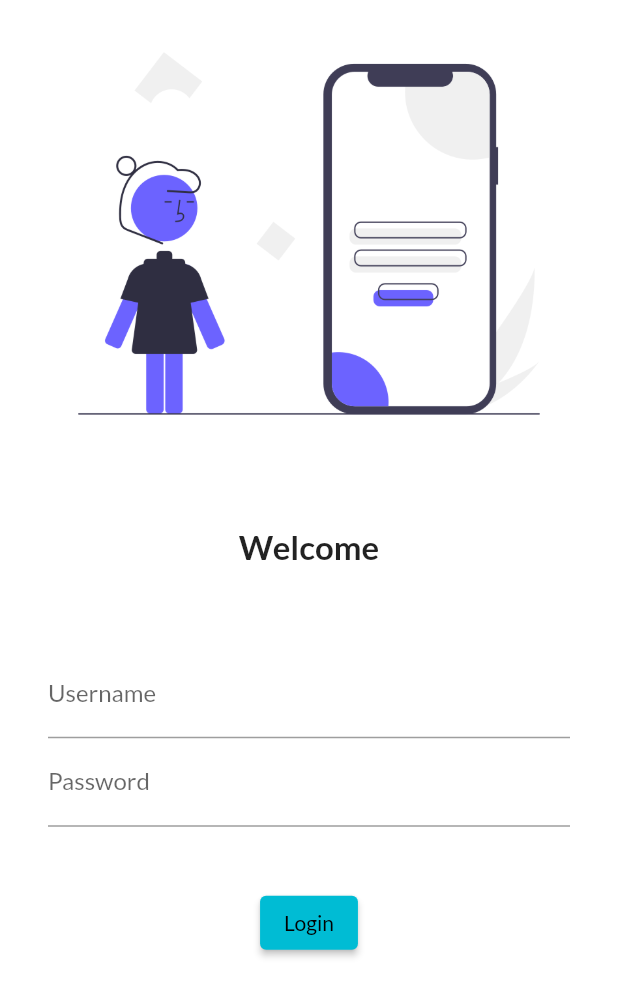
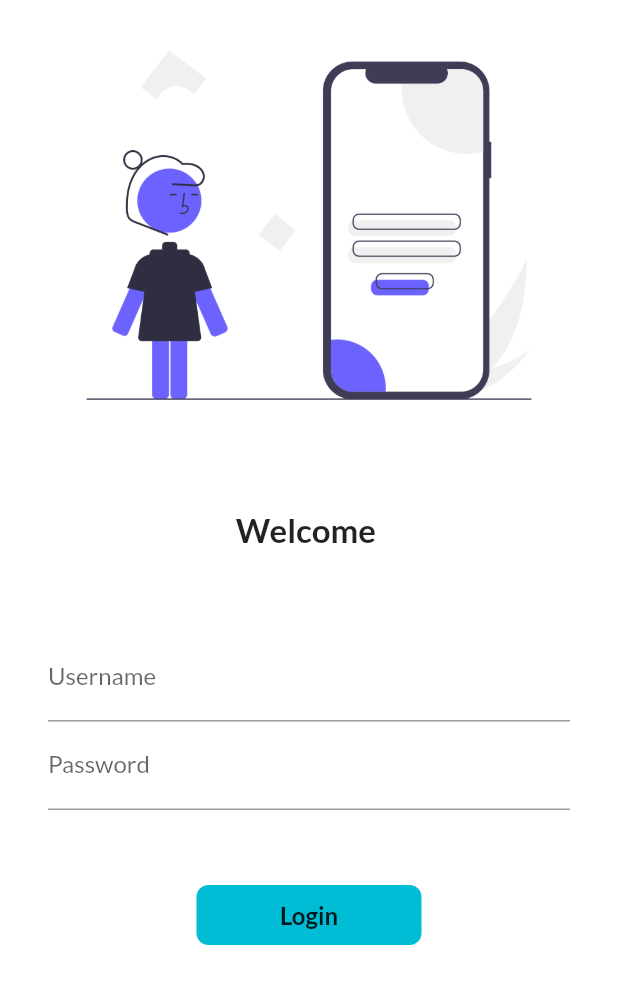
Before and after one commit to amanbhandekar/FirstFlutterApp, a Flutter app: the screen it shows after launch, on a phone screen of 412 x 824 dp. Shown: the top 997 px of the screen. Run offline on Flutter 3.47's test engine with Material 2 defaults, Android fonts, the phone set to English and light mode, and no system bars; our stand-ins replace google_fonts.

Commit message:
day6 completed

```diff
--- a/lib/Pages/loginpage.dart
+++ b/lib/Pages/loginpage.dart
@@ -1,21 +1,32 @@
 import 'package:flutter/material.dart';
+import 'package:flutter_application_1/utils/routes.dart';
 
-class LoginPage extends StatelessWidget {
+class LoginPage extends StatefulWidget {
+  @override
+  State<LoginPage> createState() => _LoginPageState();
+}
+
+class _LoginPageState extends State<LoginPage> {
+  String name = "";
+  bool changeButton = false;
+
   @override
   Widget build(BuildContext context) {
     return Material(
       color: Colors.white,
+      child: SingleChildScrollView(
         child: Column(
           children: [
             Image.asset(
               "assets/images/login_image.png",
               fit: BoxFit.cover,
+              height: 300,
             ),
             SizedBox(
               height: 40.0,
             ),
             Text(
-            "Welcome",
+              "Welcome $name",
               style: TextStyle(
                 fontSize: 22,
                 fontWeight: FontWeight.bold,
@@ -32,6 +43,10 @@ class LoginPage extends StatelessWidget {
                   TextFormField(
                     decoration: InputDecoration(
                         hintText: "Enter Username", labelText: "Username"),
+                    onChanged: (value) {
+                      name = value;
+                      setState(() {});
+                    },
                   ),
                   TextFormField(
                     obscureText: true,
@@ -39,18 +54,52 @@ class LoginPage extends StatelessWidget {
                         hintText: "Enter Password", labelText: "Password"),
                   ),
                   SizedBox(
-                  height: 40.0,
+                    height: 50.0,
                   ),
-                ElevatedButton(
-                    child: Text("Login"),
-                    onPressed: () {
-                      print("Hello there!");
-                    }),
+
+                  InkWell(
+                    onTap: () async {
+                      setState(() {
+                        changeButton = true;
+                      });
+
+                      await Future.delayed(Duration(seconds: 1));
+                      Navigator.pushNamed(context, MyRoutes.homeRoute);
+                    },
+                    child: AnimatedContainer(
+                      duration: Duration(seconds: 1),
+                      width: changeButton ? 50 : 150,
+                      height: 40,
+                      alignment: Alignment.center,
+                      child: changeButton
+                          ? Icon(
+                              Icons.done,
+                              color: Colors.black,
+                            )
+                          : Text(
+                              "Login",
+                              style: TextStyle(
+                                  fontWeight: FontWeight.bold, fontSize: 16),
+                            ),
+                      decoration: BoxDecoration(
+                        borderRadius:
+                            BorderRadius.circular(changeButton ? 40 : 8),
+                        color: Colors.cyan,
+                      ),
+                    ),
+                  )
+                  // ElevatedButton(
+                  //     child: Text("Login"),
+                  //     style: TextButton.styleFrom(minimumSize: Size(180, 50)),
+                  //     onPressed: () {
+                  //       Navigator.pushNamed(context, MyRoutes.homeRoute);
+                  //     }),
                 ],
               ),
             )
           ],
         ),
+      ),
     );
   }
 }
--- a/lib/main.dart
+++ b/lib/main.dart
@@ -1,6 +1,7 @@
 import 'package:flutter/material.dart';
 import 'package:flutter_application_1/Pages/homepage.dart';
 import 'package:flutter_application_1/Pages/loginpage.dart';
+import 'package:flutter_application_1/utils/routes.dart';
 import 'package:google_fonts/google_fonts.dart';
 
 void main() {
@@ -21,8 +22,8 @@ class MyApp extends StatelessWidget {
       darkTheme: ThemeData(brightness: Brightness.dark),
       routes: {
         "/": (context) => LoginPage(),
-        "/home": (context) => HomePage(),
-        "/login": (context) => LoginPage()
+        MyRoutes.homeRoute: (context) => HomePage(),
+        MyRoutes.loginRoute: (context) => LoginPage()
       },
     );
   }
--- /dev/null
+++ b/lib/utils/routes.dart
@@ -0,0 +1,4 @@
+class MyRoutes {
+  static String loginRoute = "/login";
+  static String homeRoute = "/home";
+}
```
Lines whose indentation alone changed are shown as unchanged.
